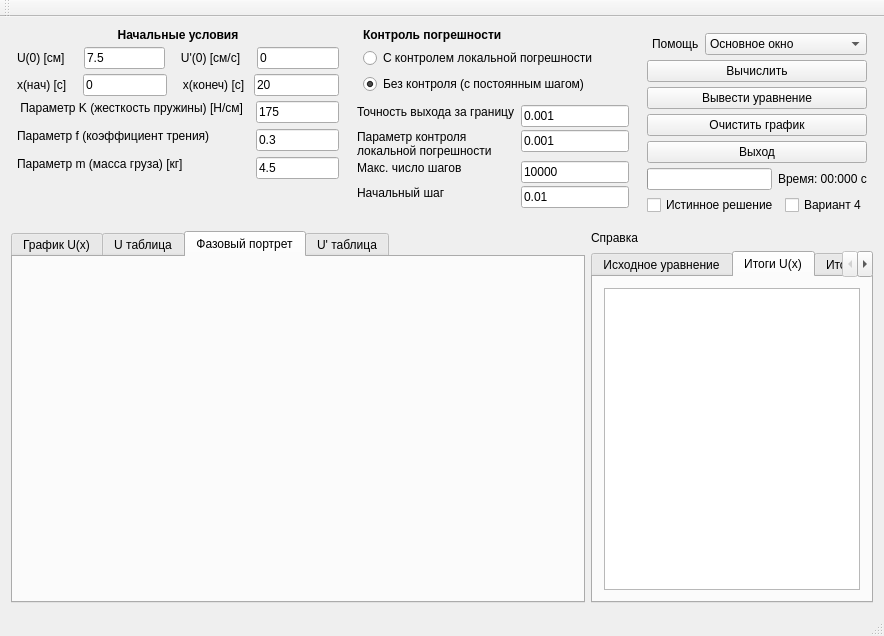
Old version of the form mainwindow.ui in the repository BlackAngel2108/RK4.
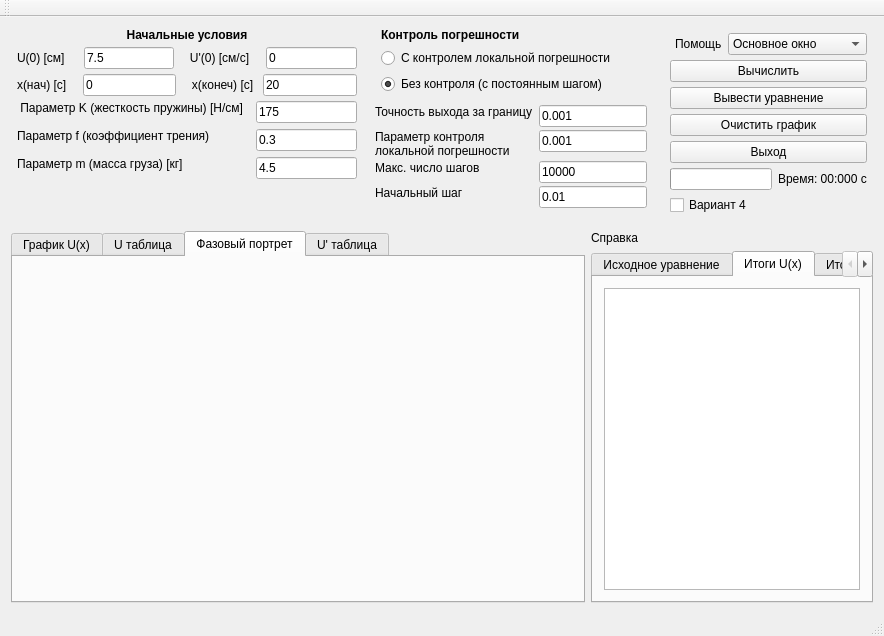
New version of the form.

The edit to the form file:
```diff
--- a/mainwindow.ui
+++ b/mainwindow.ui
@@ -658,13 +658,6 @@
         </item>
         <item>
          <layout class="QHBoxLayout" name="horizontalLayout_3">
-          <item>
-           <widget class="QCheckBox" name="check_true">
-            <property name="text">
-             <string>Истинное решение</string>
-            </property>
-           </widget>
-          </item>
           <item>
            <widget class="QCheckBox" name="check_var4">
             <property name="text">
```
